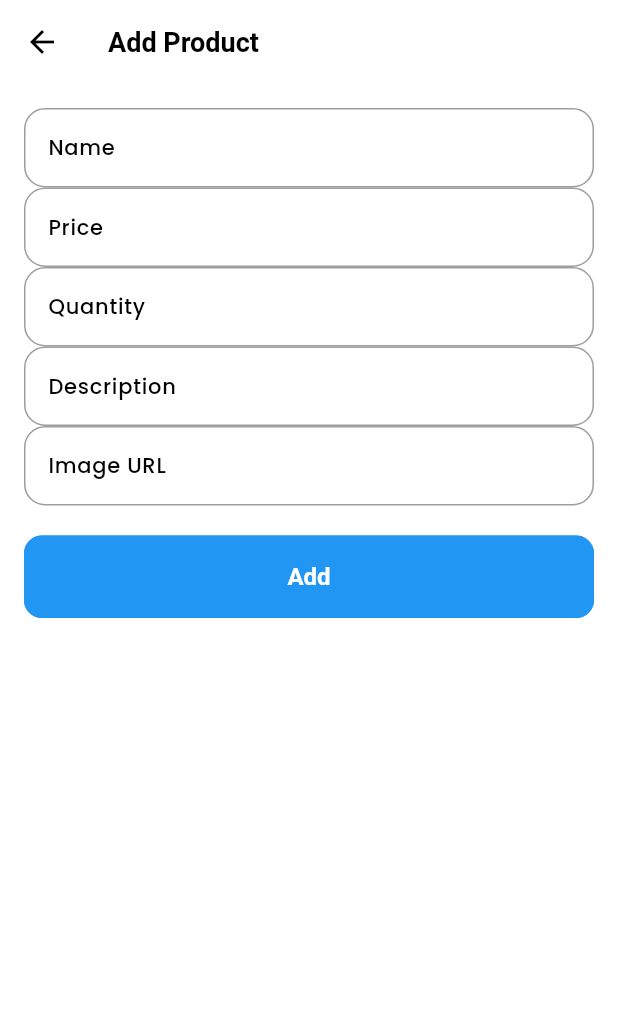
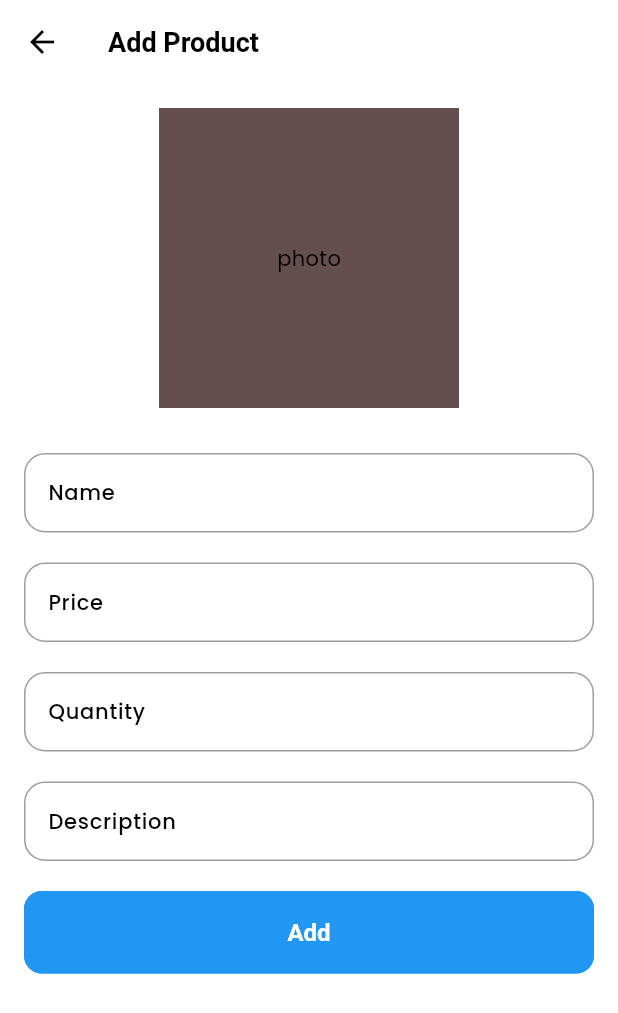
Before and after one commit to Pheung-Phya/supabase-6-7, a Flutter app: the screen it shows once a user with an empty profile is signed in, after a tap on the "add" icon, on a phone screen of 412 x 824 dp. Shown: the top 1013 px of the screen. Run offline on Flutter 3.47's test engine with Material 3 defaults, Android fonts, the phone set to English and light mode, and no system bars; our stand-ins replace cached_network_image, get, image_picker, supabase_flutter; accounts and stored records are empty; network calls fail.

Commit message:
add image

```diff
--- a/lib/features/store/controller/product_controller.dart
+++ b/lib/features/store/controller/product_controller.dart
@@ -1,34 +1,39 @@
+import 'dart:developer';
+
 import 'package:get/get.dart';
 import 'package:supabase_6_7/services/product_service.dart';
 import '../model/product.dart';
 
 class ProductController extends GetxController {
-  RxList<Product> list = <Product>[].obs;
+  RxList<Product> list = <Product>[].obs; // Reactive list
   final _service = ProductService();
 
   @override
   void onInit() {
     super.onInit();
-    fetchProducts();
+    fetchProducts(); // Fetch products when the controller is initialized
   }
 
   Future<void> fetchProducts() async {
     try {
-      final products = await _service.getAllProducts();
-      list.assignAll(products);
+      await Future.delayed(Duration(seconds: 2));
+      list.value =
+          await _service.getAllProducts(); // Assign new data to the list
+      log("Fetched products: ${list.length}");
     } catch (e) {
-      print('Error fetching products: $e');
+      log('Error fetching products: $e');
+      list.clear(); // Clear list in case of error
     }
   }
 
   Future<void> addProduct(Product product) async {
     await _service.createProduct(product);
-    await fetchProducts();
+    await fetchProducts(); // Refresh the list after adding
   }
 
   Future<void> updateProduct(Product product) async {
     await _service.updateProduct(product);
-    await fetchProducts();
+    await fetchProducts(); // Refresh the list after updating
   }
 
   Future<void> deleteProduct(String uuid) async {
--- a/lib/features/store/screen/product_form_view.dart
+++ b/lib/features/store/screen/product_form_view.dart
@@ -1,5 +1,7 @@
 import 'package:flutter/material.dart';
 import 'package:get/get.dart';
+import 'package:image_picker/image_picker.dart';
+import 'package:supabase_flutter/supabase_flutter.dart';
 import '../controller/product_controller.dart';
 import '../model/product.dart';
 
@@ -54,41 +56,82 @@ class _ProductFormViewState extends State<ProductFormView> {
     }
   }
 
+  Future<void> chooseImage() async {
+    final picker = ImagePicker();
+    final pickedFile = await picker.pickImage(source: ImageSource.gallery);
+
+    if (pickedFile != null) {
+      final supabase = Supabase.instance.client;
+      final bytes = await pickedFile.readAsBytes();
+      final fileName = pickedFile.name;
+      final userId = supabase.auth.currentUser?.id ?? 'anonymous';
+
+      final filePath = 'products/$userId/$fileName';
+
+      final response = await supabase.storage.from('image-url').uploadBinary(
+          filePath, bytes,
+          fileOptions: FileOptions(upsert: true));
+
+      final publicUrl =
+          supabase.storage.from('image_url').getPublicUrl(filePath);
+
+      setState(() {
+        imgCtrl.text = publicUrl;
+      });
+    }
+  }
+
   @override
   Widget build(BuildContext context) {
     return Scaffold(
       appBar: AppBar(
           title: Text(widget.product == null ? 'Add Product' : 'Edit Product')),
-      body: Padding(
+      body: SingleChildScrollView(
+        child: Padding(
           padding: const EdgeInsets.all(16.0),
-        child: Form(
+          child: Column(
+            children: [
+              GestureDetector(
+                onTap: () => chooseImage(),
+                child: Container(
+                  width: 200,
+                  height: 200,
+                  color: const Color.fromARGB(255, 101, 79, 78),
+                  child: Center(child: Text('photo')),
+                ),
+              ),
+              SizedBox(
+                height: 30,
+              ),
+              Form(
                 key: _formKey,
                 child: ListView(
+                  shrinkWrap: true,
+                  physics: NeverScrollableScrollPhysics(),
                   children: [
                     TextFormField(
                       controller: nameCtrl,
                       decoration: InputDecoration(labelText: 'Name'),
                       validator: (v) => v!.isEmpty ? 'Required' : null,
                     ),
+                    SizedBox(height: 20),
                     TextFormField(
                       controller: priceCtrl,
                       keyboardType: TextInputType.number,
                       decoration: InputDecoration(labelText: 'Price'),
                       validator: (v) => v!.isEmpty ? 'Required' : null,
                     ),
+                    SizedBox(height: 20),
                     TextFormField(
                       controller: qtyCtrl,
                       keyboardType: TextInputType.number,
                       decoration: InputDecoration(labelText: 'Quantity'),
                       validator: (v) => v!.isEmpty ? 'Required' : null,
                     ),
+                    SizedBox(height: 20),
                     TextFormField(
                       controller: descCtrl,
                       decoration: InputDecoration(labelText: 'Description'),
-              ),
-              TextFormField(
-                controller: imgCtrl,
-                decoration: InputDecoration(labelText: 'Image URL'),
                     ),
                     SizedBox(height: 20),
                     ElevatedButton(
@@ -98,6 +141,9 @@ class _ProductFormViewState extends State<ProductFormView> {
                   ],
                 ),
               ),
+            ],
+          ),
+        ),
       ),
     );
   }
--- a/lib/features/store/screen/product_list_view.dart
+++ b/lib/features/store/screen/product_list_view.dart
@@ -20,7 +20,8 @@ class ProductListView extends StatelessWidget {
           itemBuilder: (_, index) {
             final product = controller.list[index];
             return ListTile(
-              leading: product.imageUrl != null
+              leading: (product.imageUrl != null &&
+                      product.imageUrl!.isNotEmpty)
                   ? CachedNetworkImage(imageUrl: product.imageUrl!, width: 50)
                   : null,
               title: Text(product.name),
--- a/pubspec.yaml
+++ b/pubspec.yaml
@@ -37,6 +37,7 @@ dependencies:
   supabase_flutter: ^2.8.2
   get: ^4.7.2
   cached_network_image: ^3.4.1
+  image_picker: ^1.0.8
 
 dev_dependencies:
   flutter_test:
```
Also changed, not shown: lib/services/product_service.dart (+13 -2 lines), pubspec.lock, 6 other files. Lines whose indentation alone changed are shown as unchanged.
